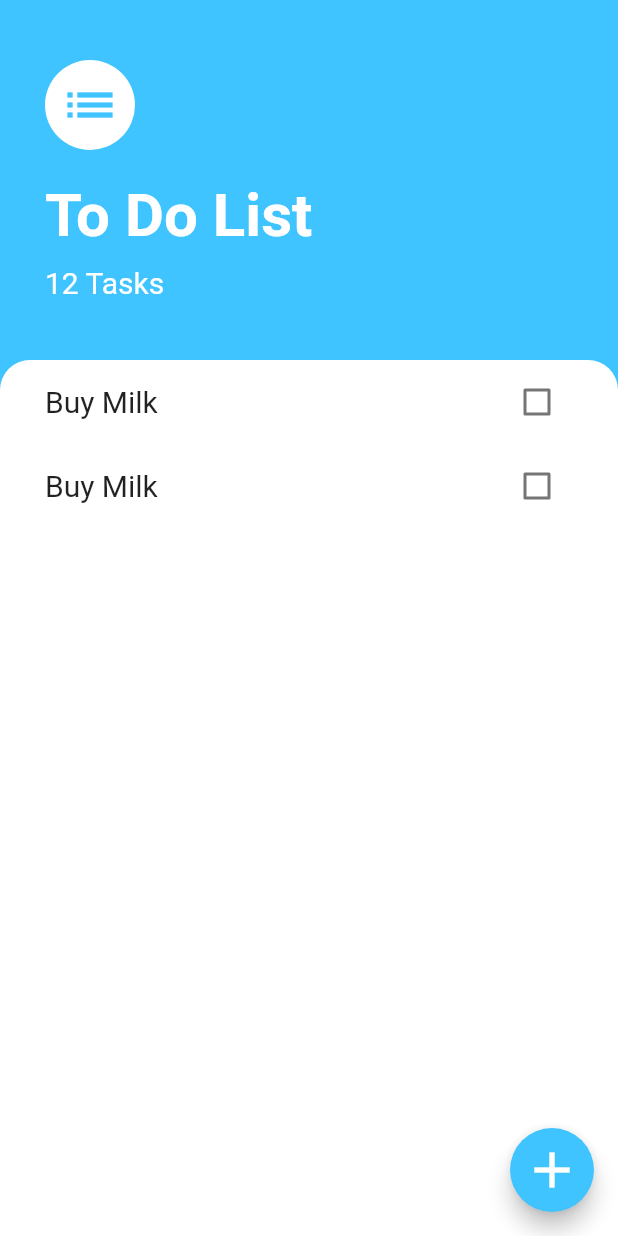
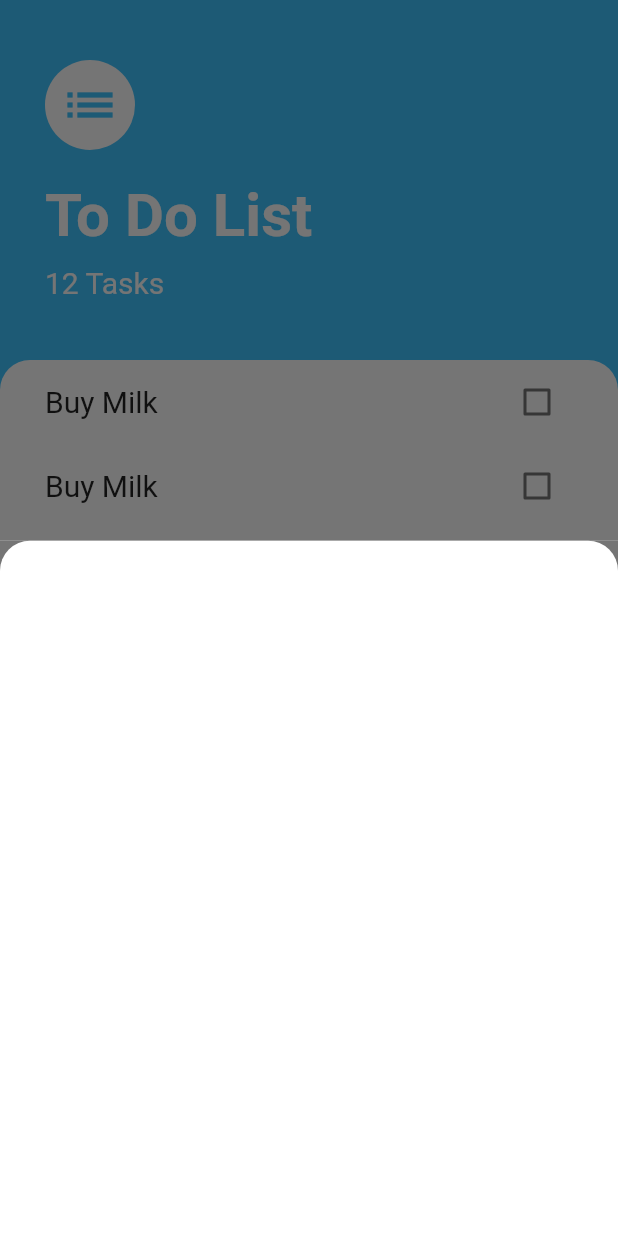
Before and after one commit to Deepak2-0/ToDoListFLutterApp, a Flutter app: the screen it shows after launch, after a tap on the "add" icon, on a phone screen of 412 x 824 dp. Run offline on Flutter 3.47's test engine with Material 2 defaults, Android fonts, the phone set to English and light mode, and no system bars.

Commit message:
added curved white bottom sheet

```diff
--- /dev/null
+++ b/lib/constants.dart
@@ -0,0 +1,9 @@
+import 'package:flutter/material.dart';
+
+const kCurvedWhiteBackGround = BoxDecoration(
+  color: Colors.white,
+  borderRadius: BorderRadius.only(
+    topLeft: Radius.circular(20),
+    topRight: Radius.circular(20),
+  ),
+);
--- /dev/null
+++ b/lib/screens/add_task_screen.dart
@@ -0,0 +1,17 @@
+import 'package:flutter/material.dart';
+import 'package:to_do_list/constants.dart';
+
+class AddTaskScreen extends StatelessWidget {
+  const AddTaskScreen({Key? key}) : super(key: key);
+
+  @override
+  Widget build(BuildContext context) {
+    //DId Container inside container as want curved white background
+    return Container(
+      color: Color(0xff757575),
+      child: Container(
+        decoration: kCurvedWhiteBackGround,
+      ),
+    );
+  }
+}
--- a/lib/screens/task_screen.dart
+++ b/lib/screens/task_screen.dart
@@ -1,5 +1,8 @@
 import 'package:flutter/material.dart';
 import 'package:to_do_list/widgets/tasks_list.dart';
+
+import '../constants.dart';
+import 'add_task_screen.dart';
 
 class TaskScreen extends StatelessWidget {
   const TaskScreen({Key? key}) : super(key: key);
@@ -23,12 +26,17 @@ class TaskScreen extends StatelessWidget {
     return Scaffold(
       backgroundColor: Colors.lightBlueAccent,
       floatingActionButton: FloatingActionButton(
-        onPressed: () {},
         backgroundColor: Colors.lightBlueAccent,
         child: Icon(
           Icons.add,
           size: 40,
         ),
+        onPressed: () {
+          showModalBottomSheet(
+            context: context,
+            builder: (context) => AddTaskScreen(),
+          );
+        },
       ),
       body: Column(
         crossAxisAlignment: CrossAxisAlignment.start,
@@ -70,13 +78,7 @@ class TaskScreen extends StatelessWidget {
           Expanded(
             child: Container(
               padding: EdgeInsets.symmetric(horizontal: 30),
-              decoration: BoxDecoration(
-                color: Colors.white,
-                borderRadius: BorderRadius.only(
-                  topLeft: Radius.circular(20),
-                  topRight: Radius.circular(20),
-                ),
-              ),
+              decoration: kCurvedWhiteBackGround,
               child: TasksList(),
             ),
           ),
```
